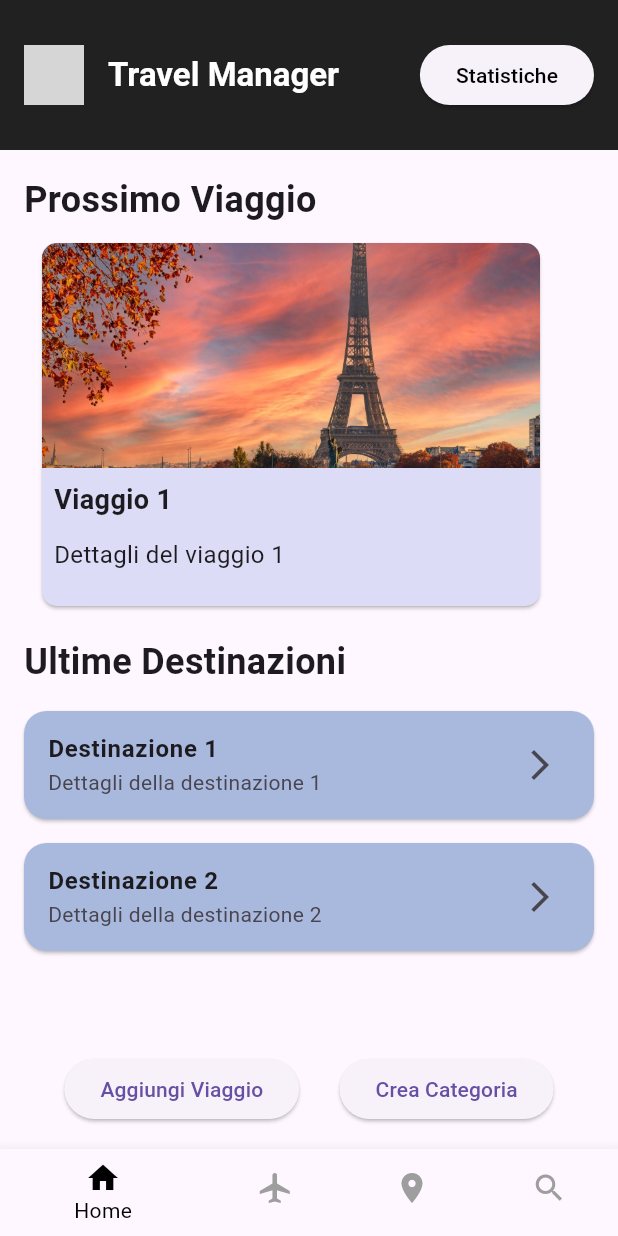
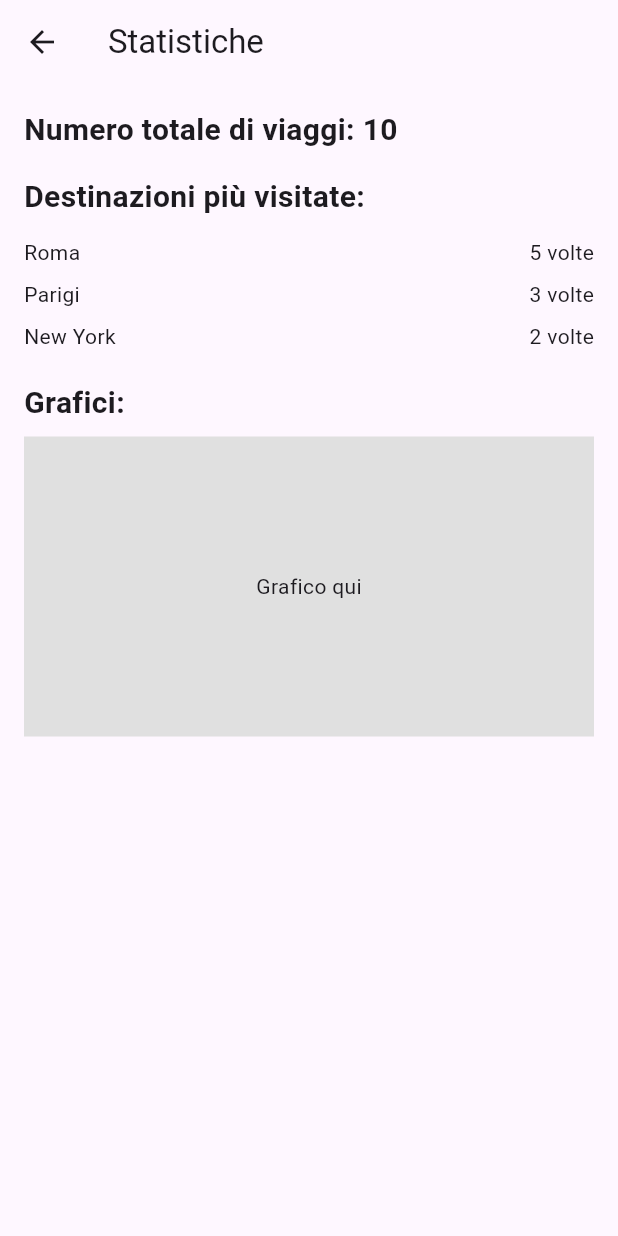
Before and after one commit to antoniosantarpia/mobile, a Flutter app: the screen it shows after launch, after a tap on "Statistiche", on a phone screen of 412 x 824 dp. Run offline on Flutter 3.47's test engine with Material 3 defaults, Android fonts, the phone set to English and light mode, and no system bars; grey boxes are pictures that could not be loaded.

Commit message:
initial commit

```diff
--- a/lib/main.dart
+++ b/lib/main.dart
@@ -1,8 +1,8 @@
 import 'package:flutter/material.dart';
-import 'package:prova/destinationscreen.dart';
 import 'tripscreen.dart';
 import 'destinationscreen.dart';
 import 'searchscreen.dart';
+import 'statisticsscreen.dart';
 
 void main() {
   runApp(MyApp());
@@ -54,7 +54,12 @@ class _HomeScreenState extends State<HomeScreen> {
               child: Container(),
             ),
             ElevatedButton(
-              onPressed: () {},
+              onPressed: () {
+                Navigator.push(
+                  context,
+                  MaterialPageRoute(builder: (context) => StatisticsScreen()), // Naviga alla schermata delle statistiche
+                );
+              },
               child: Text('Statistiche'),
               style: ElevatedButton.styleFrom(
                 foregroundColor: Colors.black,
@@ -200,16 +205,4 @@ class _HomeScreenState extends State<HomeScreen> {
       ),
     );
   }
-
-  Widget _destinationContent() {
-    return Center(
-      child: Text('Destinazioni', style: TextStyle(fontSize: 24, fontWeight: FontWeight.bold)),
-    );
-  }
-
-  Widget _searchContent() {
-    return Center(
-      child: Text('Ricerca', style: TextStyle(fontSize: 24, fontWeight: FontWeight.bold)),
-    );
-  }
 }
--- /dev/null
+++ b/lib/statisticsscreen.dart
@@ -0,0 +1,61 @@
+import 'package:flutter/material.dart';
+
+class StatisticsScreen extends StatelessWidget {
+  @override
+  Widget build(BuildContext context) {
+    return Scaffold(
+      appBar: AppBar(
+        title: Text('Statistiche'),
+      ),
+      body: Padding(
+        padding: const EdgeInsets.all(16.0),
+        child: Column(
+          crossAxisAlignment: CrossAxisAlignment.start,
+          children: [
+            Text(
+              'Numero totale di viaggi: 10',
+              style: TextStyle(fontSize: 20, fontWeight: FontWeight.bold),
+            ),
+            SizedBox(height: 16),
+            Text(
+              'Destinazioni più visitate:',
+              style: TextStyle(fontSize: 20, fontWeight: FontWeight.bold),
+            ),
+            SizedBox(height: 8),
+            _buildDestinationItem('Roma', 5),
+            _buildDestinationItem('Parigi', 3),
+            _buildDestinationItem('New York', 2),
+            SizedBox(height: 16),
+            Text(
+              'Grafici:',
+              style: TextStyle(fontSize: 20, fontWeight: FontWeight.bold),
+            ),
+            SizedBox(height: 8),
+            Container(
+              height: 200,
+              color: Colors.grey[300],
+              child: Center(
+                child: Text('Grafico qui'),
+              ),
+            ),
+          ],
+        ),
+      ),
+    );
+  }
+
+  Widget _buildDestinationItem(String destination, int visits) {
+    return Padding(
+      padding: const EdgeInsets.symmetric(vertical: 4.0),
+      child: Row(
+        children: [
+          Expanded(
+            child: Text(destination),
+          ),
+          Text('$visits volte'),
+        ],
+      ),
+    );
+  }
+
+}
--- a/pubspec.yaml
+++ b/pubspec.yaml
@@ -30,7 +30,7 @@ environment:
 dependencies:
   flutter:
     sdk: flutter
-
+  charts_flutter: ^0.12.0
 
   # The following adds the Cupertino Icons font to your application.
   # Use with the CupertinoIcons class for iOS style icons.
```
Also changed, not shown: pubspec.lock.
